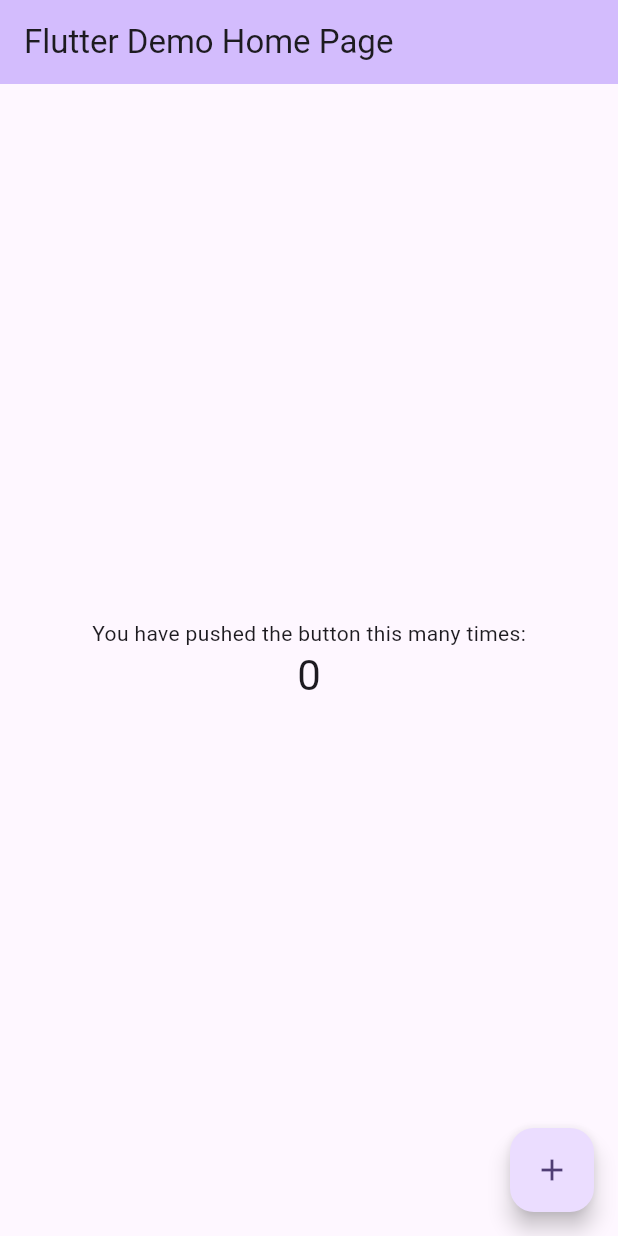
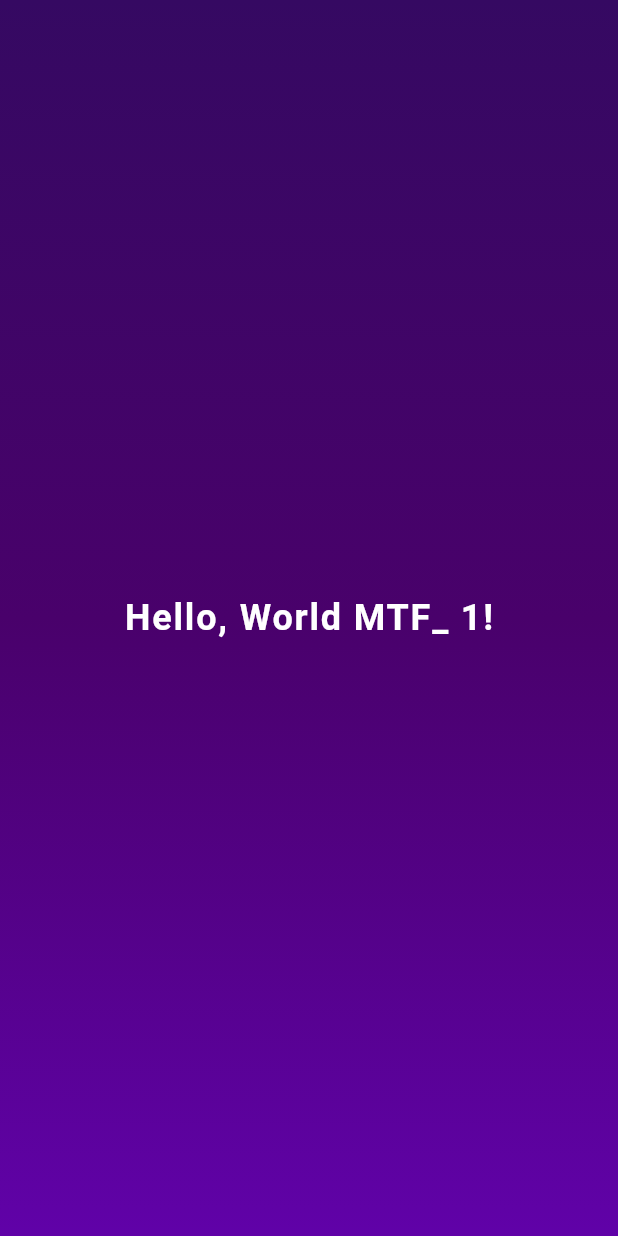
Before and after one commit to manolisfcb/dice-role-app, a Flutter app: the screen it shows after launch, on a phone screen of 412 x 824 dp. Run offline on Flutter 3.47's test engine with Material 3 defaults, Android fonts, the phone set to English and light mode, and no system bars.

```diff
--- a/dice_roller/lib/main.dart
+++ b/dice_roller/lib/main.dart
@@ -1,122 +1,48 @@
 import 'package:flutter/material.dart';
+import 'package:dice_roller/styleText.dart';
+void main() {
+  runApp( MaterialApp(
+    home: Home(
+    ),
 
-void main() {
-  runApp(const MyApp());
+  ));
 }
 
-class MyApp extends StatelessWidget {
-  const MyApp({super.key});
+class Home extends StatelessWidget {
+   const Home({super.key});
 
-  // This widget is the root of your application.
   @override
   Widget build(BuildContext context) {
-    return MaterialApp(
-      title: 'Flutter Demo',
-      theme: ThemeData(
-        // This is the theme of your application.
-        //
-        // TRY THIS: Try running your application with "flutter run". You'll see
-        // the application has a purple toolbar. Then, without quitting the app,
-        // try changing the seedColor in the colorScheme below to Colors.green
-        // and then invoke "hot reload" (save your changes or press the "hot
-        // reload" button in a Flutter-supported IDE, or press "r" if you used
-        // the command line to start the app).
-        //
-        // Notice that the counter didn't reset back to zero; the application
-        // state is not lost during the reload. To reset the state, use hot
-        // restart instead.
-        //
-        // This works for code too, not just values: Most code changes can be
-        // tested with just a hot reload.
-        colorScheme: .fromSeed(seedColor: Colors.deepPurple),
+    return  Scaffold(
+      body: const  GradientContainer(
+        child: Center(
+          child: StyleText(text: 'Hello, World MTF_ 1!',)
+        ),
       ),
-      home: const MyHomePage(title: 'Flutter Demo Home Page'),
     );
   }
 }
 
-class MyHomePage extends StatefulWidget {
-  const MyHomePage({super.key, required this.title});
+class GradientContainer extends StatelessWidget {
+  final Widget child;
 
-  // This widget is the home page of your application. It is stateful, meaning
-  // that it has a State object (defined below) that contains fields that affect
-  // how it looks.
-
-  // This class is the configuration for the state. It holds the values (in this
-  // case the title) provided by the parent (in this case the App widget) and
-  // used by the build method of the State. Fields in a Widget subclass are
-  // always marked "final".
-
-  final String title;
-
-  @override
-  State<MyHomePage> createState() => _MyHomePageState();
-}
-
-class _MyHomePageState extends State<MyHomePage> {
-  int _counter = 0;
-
-  void _incrementCounter() {
-    setState(() {
-      // This call to setState tells the Flutter framework that something has
-      // changed in this State, which causes it to rerun the build method below
-      // so that the display can reflect the updated values. If we changed
-      // _counter without calling setState(), then the build method would not be
-      // called again, and so nothing would appear to happen.
-      _counter++;
-    });
-  }
+  const GradientContainer({super.key, required this.child});
 
   @override
   Widget build(BuildContext context) {
-    // This method is rerun every time setState is called, for instance as done
-    // by the _incrementCounter method above.
-    //
-    // The Flutter framework has been optimized to make rerunning build methods
-    // fast, so that you can just rebuild anything that needs updating rather
-    // than having to individually change instances of widgets.
-    return Scaffold(
-      appBar: AppBar(
-        // TRY THIS: Try changing the color here to a specific color (to
-        // Colors.amber, perhaps?) and trigger a hot reload to see the AppBar
-        // change color while the other colors stay the same.
-        backgroundColor: Theme.of(context).colorScheme.inversePrimary,
-        // Here we take the value from the MyHomePage object that was created by
-        // the App.build method, and use it to set our appbar title.
-        title: Text(widget.title),
-      ),
-      body: Center(
-        // Center is a layout widget. It takes a single child and positions it
-        // in the middle of the parent.
-        child: Column(
-          // Column is also a layout widget. It takes a list of children and
-          // arranges them vertically. By default, it sizes itself to fit its
-          // children horizontally, and tries to be as tall as its parent.
-          //
-          // Column has various properties to control how it sizes itself and
-          // how it positions its children. Here we use mainAxisAlignment to
-          // center the children vertically; the main axis here is the vertical
-          // axis because Columns are vertical (the cross axis would be
-          // horizontal).
-          //
-          // TRY THIS: Invoke "debug painting" (choose the "Toggle Debug Paint"
-          // action in the IDE, or press "p" in the console), to see the
-          // wireframe for each widget.
-          mainAxisAlignment: .center,
-          children: [
-            const Text('You have pushed the button this many times:'),
-            Text(
-              '$_counter',
-              style: Theme.of(context).textTheme.headlineMedium,
-            ),
+    return Container(
+      decoration: const BoxDecoration(
+        gradient: LinearGradient(
+          begin: Alignment.topCenter,
+          end: Alignment.bottomCenter,
+          colors: [
+            Color.fromARGB(255, 53, 9, 98), // Dark Blue
+            Color.fromARGB(255, 73, 1, 107), // Dark Blue
+            Color.fromARGB(255, 96, 2, 168), // Dark Blue
           ],
         ),
       ),
-      floatingActionButton: FloatingActionButton(
-        onPressed: _incrementCounter,
-        tooltip: 'Increment',
-        child: const Icon(Icons.add),
-      ),
+      child: child,
     );
   }
 }
--- /dev/null
+++ b/dice_roller/lib/styleText.dart
@@ -0,0 +1,20 @@
+import 'package:flutter/material.dart';
+
+class StyleText extends StatelessWidget {
+
+  const StyleText({super.key, required this.text});
+
+  final String text;
+
+  @override
+  Widget build(BuildContext context) {
+
+    return Text(text,
+              style:  TextStyle(
+                color: Colors.white,
+                fontSize: 24,
+                fontWeight: FontWeight.bold,
+                letterSpacing: 1.2,
+              ));
+  }
+}
--- a/dice_roller/pubspec.yaml
+++ b/dice_roller/pubspec.yaml
@@ -58,9 +58,8 @@ flutter:
   uses-material-design: true
 
   # To add assets to your application, add an assets section, like this:
-  # assets:
-  #   - images/a_dot_burr.jpeg
-  #   - images/a_dot_ham.jpeg
+assets:
+  - assets/
 
   # An image asset can refer to one or more resolution-specific "variants", see
   # https://flutter.dev/to/resolution-aware-images
```
Also changed, not shown: dice_roller/assets/dice-1.png (added), dice_roller/assets/dice-2.png (added), dice_roller/assets/dice-3.png (added), dice_roller/assets/dice-4.png (added), dice_roller/assets/dice-5.png (added), dice_roller/assets/dice-6.png (added).
